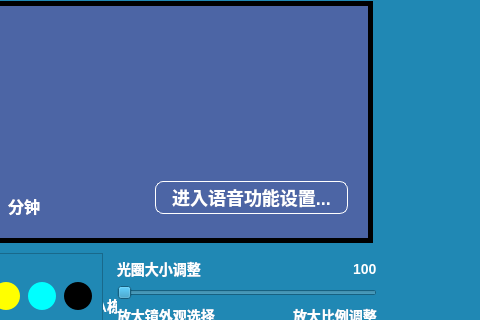
Before: the Qt Designer form EasyPointer/mainwindow.ui in wlffeng2008/EasyPointer, drawn with Qt 5; both pictures show x 360 to 840 and y 102 to 422 of the 840 by 520 pixel window.
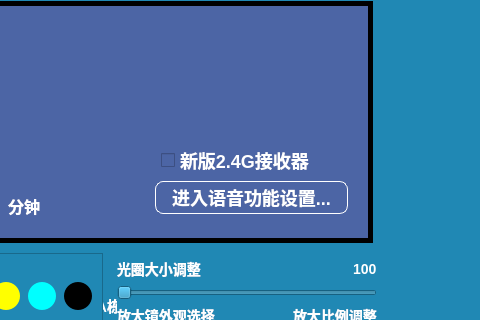
After: the same form once the commit is applied. Icons and pictures are not drawn. Custom widgets are drawn as their Qt base class.

What changed in the file:
```diff
--- a/EasyPointer/mainwindow.ui
+++ b/EasyPointer/mainwindow.ui
@@ -420,6 +420,22 @@
           </item>
          </layout>
         </widget>
+        <widget class="QCheckBox" name="checkBoxNew24G">
+         <property name="geometry">
+          <rect>
+           <x>388</x>
+           <y>148</y>
+           <width>191</width>
+           <height>22</height>
+          </rect>
+         </property>
+         <property name="cursor">
+          <cursorShape>PointingHandCursor</cursorShape>
+         </property>
+         <property name="text">
+          <string>新版2.4G接收器 </string>
+         </property>
+        </widget>
        </widget>
        <widget class="QWidget" name="page05">
         <property name="styleSheet">
```
Left out of the diff: 4 changed lines with no effect on the pictures.
